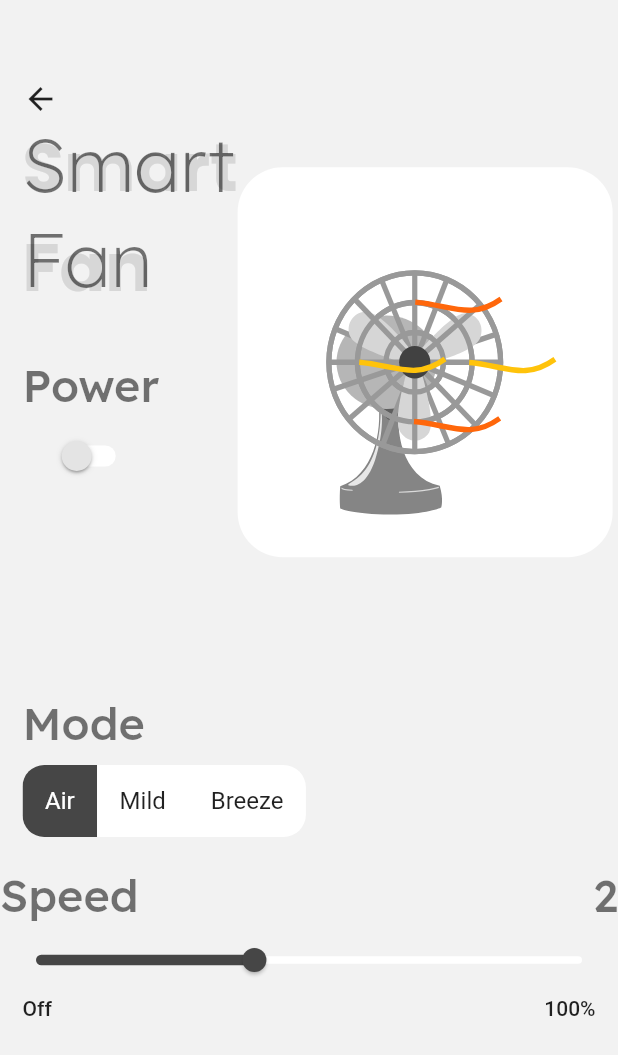
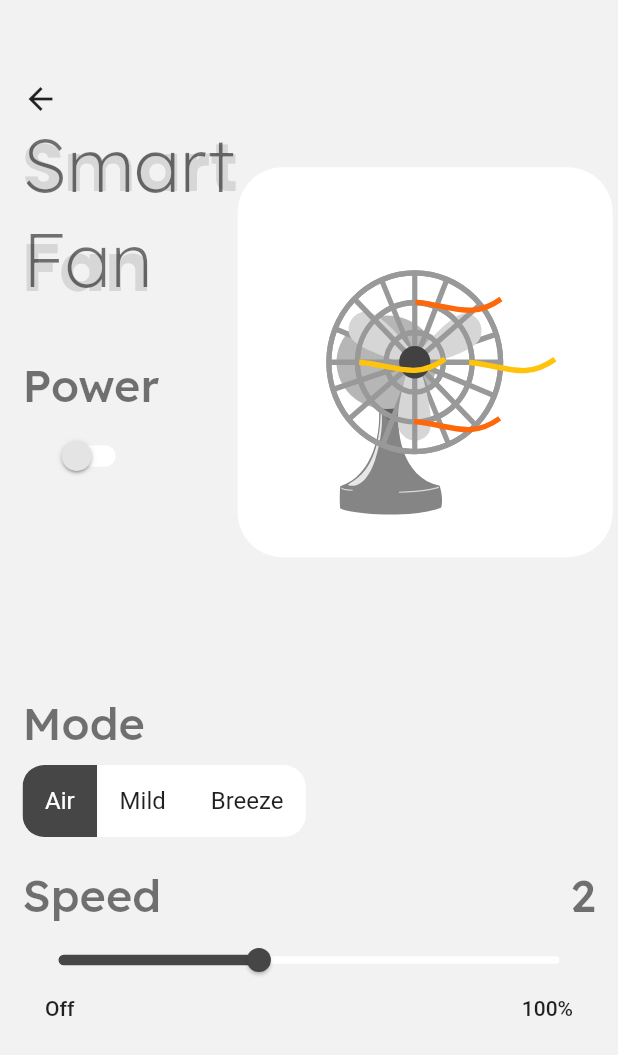
Before and after one commit to MiladAhmadiRepo/smart_ix, a Flutter app: the SmartFan screen opened by its route, on a phone screen of 412 x 824 dp. Shown: the top 1055 px of the screen. Run offline on Flutter 3.47's test engine with Material 2 defaults, Android fonts, the phone set to English and light mode, and no system bars; our stand-ins replace bloc, dio, dropdown_search, equatable, floor, flutter_bloc and 6 more; accounts and stored records are empty; generated files the repository leaves out were written again; Roboto replaces fonts that are missing (IBM).

Commit message:
update ui

```diff
--- a/lib/src/presentation/views/smart_ac/body.dart
+++ b/lib/src/presentation/views/smart_ac/body.dart
@@ -15,6 +15,8 @@ class Body extends StatelessWidget {
 
   @override
   Widget build(BuildContext context) {
+    return BlocBuilder<HomeBloc, HomeState>(
+  builder: (context, state) {
     return Container(
       padding: const EdgeInsets.symmetric(horizontal: 15, vertical: 10),
       child: Column(
@@ -102,5 +104,7 @@ class Body extends StatelessWidget {
         ],
       ),
     );
+  },
+);
   }
 }
--- a/lib/src/presentation/views/smart_fan/body.dart
+++ b/lib/src/presentation/views/smart_fan/body.dart
@@ -80,6 +80,8 @@ class _BodyState extends State<Body> with TickerProviderStateMixin {
 
   @override
   Widget build(BuildContext context) {
+    return BlocBuilder<HomeBloc, HomeState>(
+  builder: (context, state) {
     return Column(
       crossAxisAlignment: CrossAxisAlignment.start,
       children: [
@@ -134,8 +136,8 @@ class _BodyState extends State<Body> with TickerProviderStateMixin {
                   child: Lottie.asset(
                     fanLottiePath,
                     fit: BoxFit.fill,
-                    animate: widget.isFanOff ? true : false,
-                    controller: widget.isFanOff ? _controller : _noController,
+                    animate: context.read<HomeBloc>().switchSmartFan ? true : false,
+                    controller: context.read<HomeBloc>().switchSmartFan ? _controller : _noController,
                   ),
                 )
               ],
@@ -146,12 +148,12 @@ class _BodyState extends State<Body> with TickerProviderStateMixin {
             )),
           ],
         ),
+        MoodToggleButtons(modeString ,[airString,mildString,breezeString]),
         Padding(
-          padding: EdgeInsets.symmetric(horizontal: 0),
+          padding: EdgeInsets.symmetric(horizontal: 15),
           child: Column(
             crossAxisAlignment: CrossAxisAlignment.start,
             children: [
-              MoodToggleButtons(modeString ,[airString,mildString,breezeString]),
               Row(
                 mainAxisAlignment: MainAxisAlignment.spaceBetween,
                 children: [
@@ -207,5 +209,7 @@ class _BodyState extends State<Body> with TickerProviderStateMixin {
         ),
       ],
     );
+  },
+);
   }
 }
```
